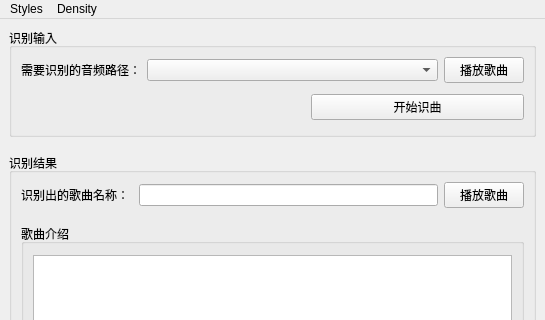
The window that ui/Index.ui (SolitudeFate/Sunday) describes before a commit, drawn with Qt 5; both pictures show x 0 to 545 and y 0 to 320 of the 545 by 750 pixel window.
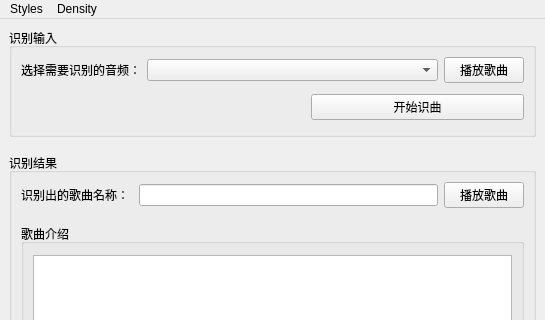
The same window after the commit.

The edit to the form file:
```diff
--- a/ui/Index.ui
+++ b/ui/Index.ui
@@ -26,7 +26,7 @@
          <item>
           <widget class="QLabel" name="label_1">
            <property name="text">
-            <string>需要识别的音频路径：</string>
+            <string>选择需要识别的音频：</string>
            </property>
           </widget>
          </item>
```
